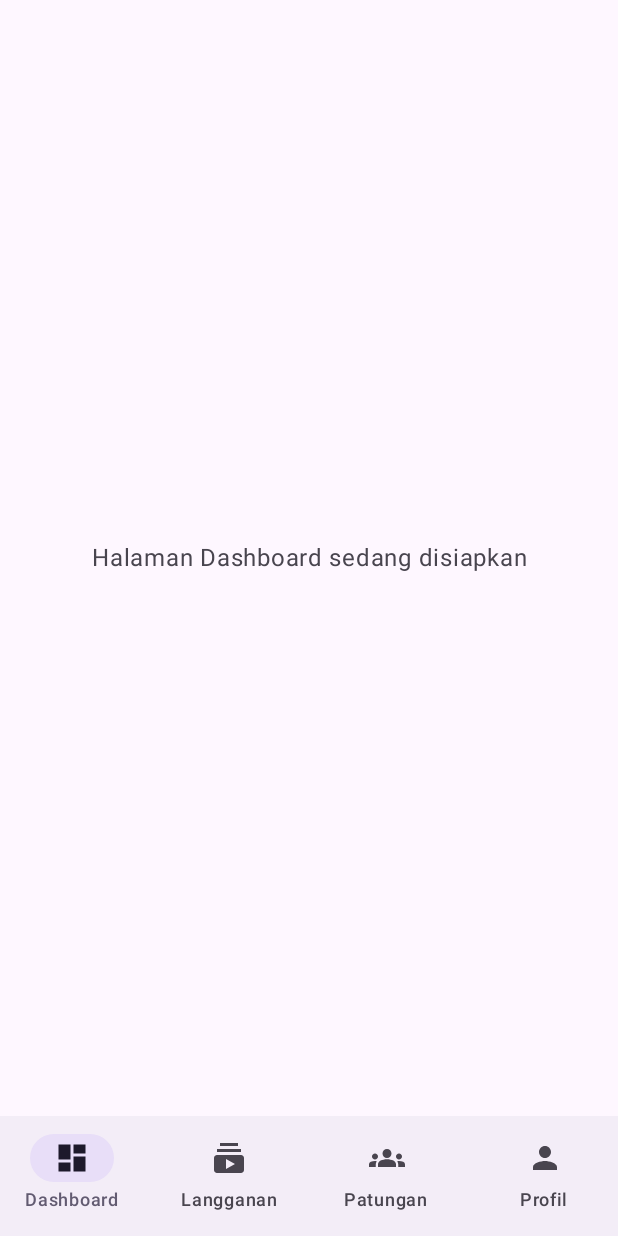
After one commit to PasyaMaulana/0035_SubTrack, an Android app built with Jetpack Compose: the HalamanUtama screen opened through its navigation route, on a phone screen of 412 x 824 dp. The commit adds this screen. Run offline under Robolectric (Android 15) with nearby library versions, the phone set to English and light mode, and no system bars; 3 statements that could not run were skipped.

Commit message:
week3(feat): navigasi aplikasi per role dengan cek sesi otomatis

```diff
--- a/app/src/main/java/com/example/subtrack/MainActivity.kt
+++ b/app/src/main/java/com/example/subtrack/MainActivity.kt
@@ -9,13 +9,8 @@ import androidx.activity.ComponentActivity
 import androidx.activity.compose.setContent
 import androidx.activity.enableEdgeToEdge
 import androidx.activity.result.contract.ActivityResultContracts
-import androidx.compose.runtime.getValue
-import androidx.compose.runtime.mutableStateOf
-import androidx.compose.runtime.saveable.rememberSaveable
-import androidx.compose.runtime.setValue
 import androidx.core.content.ContextCompat
-import com.example.subtrack.view.auth.LoginScreen
-import com.example.subtrack.view.auth.RegisterScreen
+import com.example.subtrack.view.navigation.SubTrackNavGraph
 import com.example.subtrack.view.theme.SubTrackTheme
 
 class MainActivity : ComponentActivity() {
@@ -34,19 +29,7 @@ class MainActivity : ComponentActivity() {
         periksaIzinJaringanLokal()
         setContent {
             SubTrackTheme {
-                // Sementara: pindah login <-> register tanpa NavGraph (navigasi lengkap di langkah 7)
-                var tampilRegister by rememberSaveable { mutableStateOf(false) }
-                if (tampilRegister) {
-                    RegisterScreen(
-                        onRegisterBerhasil = {},
-                        onKeLogin = { tampilRegister = false }
-                    )
-                } else {
-                    LoginScreen(
-                        onLoginBerhasil = {},
-                        onKeRegister = { tampilRegister = true }
-                    )
-                }
+                SubTrackNavGraph()
             }
         }
     }
--- /dev/null
+++ b/app/src/main/java/com/example/subtrack/view/components/LoadingView.kt
@@ -0,0 +1,37 @@
+package com.example.subtrack.view.components
+
+import androidx.compose.foundation.layout.Arrangement
+import androidx.compose.foundation.layout.Column
+import androidx.compose.foundation.layout.fillMaxSize
+import androidx.compose.foundation.layout.size
+import androidx.compose.material3.CircularProgressIndicator
+import androidx.compose.material3.MaterialTheme
+import androidx.compose.material3.Surface
+import androidx.compose.material3.Text
+import androidx.compose.runtime.Composable
+import androidx.compose.ui.Alignment
+import androidx.compose.ui.Modifier
+import androidx.compose.ui.res.dimensionResource
+import androidx.compose.ui.res.stringResource
+import com.example.subtrack.R
+
+// Tampilan memuat di tengah layar
+@Composable
+fun LoadingView(modifier: Modifier = Modifier) {
+    Surface(modifier = modifier.fillMaxSize()) {
+        Column(
+            horizontalAlignment = Alignment.CenterHorizontally,
+            verticalArrangement = Arrangement.spacedBy(
+                dimensionResource(R.dimen.spacing_medium),
+                Alignment.CenterVertically
+            )
+        ) {
+            CircularProgressIndicator(modifier = Modifier.size(dimensionResource(R.dimen.progress_size)))
+            Text(
+                text = stringResource(R.string.msg_memuat),
+                style = MaterialTheme.typography.bodyMedium,
+                color = MaterialTheme.colorScheme.onSurfaceVariant
+            )
+        }
+    }
+}
--- /dev/null
+++ b/app/src/main/java/com/example/subtrack/view/navigation/Destinasi.kt
@@ -0,0 +1,55 @@
+package com.example.subtrack.view.navigation
+
+import androidx.annotation.StringRes
+import androidx.compose.material.icons.Icons
+import androidx.compose.material.icons.filled.Dashboard
+import androidx.compose.material.icons.filled.Groups
+import androidx.compose.material.icons.filled.Person
+import androidx.compose.material.icons.filled.Storefront
+import androidx.compose.material.icons.filled.Subscriptions
+import androidx.compose.ui.graphics.vector.ImageVector
+import com.example.subtrack.R
+import com.example.subtrack.model.dto.Role
+
+// Kontrak setiap destinasi: route (alamat navigasi) dan judul layar
+interface DestinasiNavigasi {
+    val route: String
+    @get:StringRes val titleRes: Int
+}
+
+object DestinasiLogin : DestinasiNavigasi {
+    override val route = "login"
+    override val titleRes = R.string.login_title
+}
+
+object DestinasiRegister : DestinasiNavigasi {
+    override val route = "register"
+    override val titleRes = R.string.register_title
+}
+
+// Halaman utama: wadah NavigationBar bawah beserta tab-tabnya
+object DestinasiUtama : DestinasiNavigasi {
+    override val route = "utama"
+    override val titleRes = R.string.app_name
+}
+
+// Tab di NavigationBar halaman utama
+enum class MenuUtama(
+    override val route: String,
+    @param:StringRes override val titleRes: Int,
+    val ikon: ImageVector
+) : DestinasiNavigasi {
+    DASHBOARD("tab_dashboard", R.string.menu_dashboard, Icons.Filled.Dashboard),
+    KATALOG("tab_katalog", R.string.menu_katalog, Icons.Filled.Storefront),
+    LANGGANAN("tab_langganan", R.string.menu_langganan, Icons.Filled.Subscriptions),
+    GRUP("tab_grup", R.string.menu_grup, Icons.Filled.Groups),
+    PROFIL("tab_profil", R.string.menu_profil, Icons.Filled.Person);
+
+    companion object {
+        // Menu berbeda per role: admin mengelola katalog, user mencatat langganan dan patungan
+        fun untukRole(role: Role): List<MenuUtama> = when (role) {
+            Role.ADMIN -> listOf(DASHBOARD, KATALOG, PROFIL)
+            Role.USER -> listOf(DASHBOARD, LANGGANAN, GRUP, PROFIL)
+        }
+    }
+}
--- /dev/null
+++ b/app/src/main/java/com/example/subtrack/view/navigation/HalamanUtama.kt
@@ -0,0 +1,92 @@
+package com.example.subtrack.view.navigation
+
+import androidx.compose.foundation.layout.Box
+import androidx.compose.foundation.layout.fillMaxSize
+import androidx.compose.foundation.layout.padding
+import androidx.compose.material3.Icon
+import androidx.compose.material3.MaterialTheme
+import androidx.compose.material3.NavigationBar
+import androidx.compose.material3.NavigationBarItem
+import androidx.compose.material3.Scaffold
+import androidx.compose.material3.Text
+import androidx.compose.runtime.Composable
+import androidx.compose.runtime.getValue
+import androidx.compose.ui.Alignment
+import androidx.compose.ui.Modifier
+import androidx.compose.ui.res.dimensionResource
+import androidx.compose.ui.res.stringResource
+import androidx.compose.ui.text.style.TextAlign
+import androidx.navigation.NavDestination.Companion.hierarchy
+import androidx.navigation.NavGraph.Companion.findStartDestination
+import androidx.navigation.compose.NavHost
+import androidx.navigation.compose.composable
+import androidx.navigation.compose.currentBackStackEntryAsState
+import androidx.navigation.compose.rememberNavController
+import com.example.subtrack.R
+import com.example.subtrack.model.dto.Role
+
+// Halaman utama setelah login: Scaffold + NavigationBar bawah, menu sesuai role
+@Composable
+fun HalamanUtama(role: Role, modifier: Modifier = Modifier) {
+    // NavController terpisah khusus perpindahan antar-tab
+    val navControllerTab = rememberNavController()
+    val entryAktif by navControllerTab.currentBackStackEntryAsState()
+    val menu = MenuUtama.untukRole(role)
+
+    Scaffold(
+        bottomBar = {
+            NavigationBar {
+                menu.forEach { item ->
+                    val terpilih = entryAktif?.destination?.hierarchy?.any { it.route == item.route } == true
+                    NavigationBarItem(
+                        selected = terpilih,
+                        onClick = {
+                            navControllerTab.navigate(item.route) {
+                                // Pola standar bottom navigation: back stack tab tidak menumpuk,
+                                // state tiap tab disimpan dan dipulihkan
+                                popUpTo(navControllerTab.graph.findStartDestination().id) {
+                                    saveState = true
+                                }
+                                launchSingleTop = true
+                                restoreState = true
+                            }
+                        },
+                        icon = { Icon(item.ikon, contentDescription = null) },
+                        label = { Text(stringResource(item.titleRes)) }
+                    )
+                }
+            }
+        },
+        modifier = modifier.fillMaxSize()
+    ) { innerPadding ->
+        NavHost(
+            navController = navControllerTab,
+            startDestination = MenuUtama.DASHBOARD.route,
+            modifier = Modifier.padding(innerPadding)
+        ) {
+            menu.forEach { item ->
+                composable(item.route) {
+                    // Sementara: isi tab berupa placeholder, diganti layar fitur di langkah berikutnya
+                    PlaceholderTab(judul = stringResource(item.titleRes))
+                }
+            }
+        }
+    }
+}
+
+@Composable
+private fun PlaceholderTab(judul: String, modifier: Modifier = Modifier) {
+    Box(
+        contentAlignment = Alignment.Center,
+        modifier = modifier
+            .fillMaxSize()
+            .padding(dimensionResource(R.dimen.padding_large))
+    ) {
+        Text(
+            text = stringResource(R.string.msg_segera_hadir, judul),
+            style = MaterialTheme.typography.bodyLarge,
+            color = MaterialTheme.colorScheme.onSurfaceVariant,
+            textAlign = TextAlign.Center
+        )
+    }
+}
--- /dev/null
+++ b/app/src/main/java/com/example/subtrack/view/navigation/NavGraph.kt
@@ -0,0 +1,84 @@
+package com.example.subtrack.view.navigation
+
+import androidx.compose.runtime.Composable
+import androidx.compose.runtime.LaunchedEffect
+import androidx.compose.runtime.getValue
+import androidx.compose.runtime.saveable.rememberSaveable
+import androidx.compose.ui.Modifier
+import androidx.lifecycle.compose.collectAsStateWithLifecycle
+import androidx.lifecycle.viewmodel.compose.viewModel
+import androidx.navigation.NavHostController
+import androidx.navigation.compose.NavHost
+import androidx.navigation.compose.composable
+import androidx.navigation.compose.rememberNavController
+import com.example.subtrack.model.dto.Role
+import com.example.subtrack.view.auth.LoginScreen
+import com.example.subtrack.view.auth.RegisterScreen
+import com.example.subtrack.view.components.LoadingView
+import com.example.subtrack.viewmodel.AppViewModelProvider
+import com.example.subtrack.viewmodel.auth.SesiViewModel
+import com.example.subtrack.viewmodel.auth.StatusSesi
+
+// Grafik navigasi utama aplikasi
+@Composable
+fun SubTrackNavGraph(
+    modifier: Modifier = Modifier,
+    navController: NavHostController = rememberNavController(),
+    sesiViewModel: SesiViewModel = viewModel(factory = AppViewModelProvider.Factory)
+) {
+    val status by sesiViewModel.status.collectAsStateWithLifecycle()
+
+    // Tunggu sesi selesai dibaca dari DataStore sebelum menentukan layar awal
+    if (status is StatusSesi.Memuat) {
+        LoadingView(modifier = modifier)
+        return
+    }
+
+    // Layar awal ditentukan sekali saat aplikasi dibuka: ada sesi -> halaman utama, tidak ada -> login
+    val ruteAwal = rememberSaveable {
+        if (status is StatusSesi.SudahLogin) DestinasiUtama.route else DestinasiLogin.route
+    }
+
+    // Sesi terhapus (logout atau refresh token gagal) -> kembali ke login, back stack dikosongkan
+    LaunchedEffect(status) {
+        if (status !is StatusSesi.BelumLogin) return@LaunchedEffect
+        val ruteSekarang = navController.currentDestination?.route
+        if (ruteSekarang != DestinasiLogin.route && ruteSekarang != DestinasiRegister.route) {
+            navController.navigate(DestinasiLogin.route) {
+                popUpTo(navController.graph.id) { inclusive = true }
+            }
+        }
+    }
+
+    NavHost(
+        navController = navController,
+        startDestination = ruteAwal,
+        modifier = modifier
+    ) {
+        composable(DestinasiLogin.route) {
+            LoginScreen(
+                onLoginBerhasil = { navController.keHalamanUtama() },
+                onKeRegister = { navController.navigate(DestinasiRegister.route) }
+            )
+        }
+        composable(DestinasiRegister.route) {
+            RegisterScreen(
+                onRegisterBerhasil = { navController.keHalamanUtama() },
+                // Register selalu dibuka dari login, jadi cukup kembali ke layar sebelumnya
+                onKeLogin = { navController.popBackStack() }
+            )
+        }
+        composable(DestinasiUtama.route) {
+            val role = (status as? StatusSesi.SudahLogin)?.role ?: Role.USER
+            HalamanUtama(role = role)
+        }
+    }
+}
+
+// Pindah ke halaman utama dan hapus login (serta register) dari back stack,
+// supaya tombol kembali tidak membuka layar login lagi
+private fun NavHostController.keHalamanUtama() {
+    navigate(DestinasiUtama.route) {
+        popUpTo(DestinasiLogin.route) { inclusive = true }
+    }
+}
--- a/app/src/main/java/com/example/subtrack/viewmodel/AppViewModelProvider.kt
+++ b/app/src/main/java/com/example/subtrack/viewmodel/AppViewModelProvider.kt
@@ -7,12 +7,14 @@ import androidx.lifecycle.viewmodel.viewModelFactory
 import com.example.subtrack.SubTrackApplication
 import com.example.subtrack.viewmodel.auth.LoginViewModel
 import com.example.subtrack.viewmodel.auth.RegisterViewModel
+import com.example.subtrack.viewmodel.auth.SesiViewModel
 
 // Factory semua ViewModel. Dipakai di layar: viewModel(factory = AppViewModelProvider.Factory)
 object AppViewModelProvider {
     val Factory = viewModelFactory {
         initializer { LoginViewModel(subTrackApplication().container.authRepository) }
         initializer { RegisterViewModel(subTrackApplication().container.authRepository) }
+        initializer { SesiViewModel(subTrackApplication().container.authRepository) }
     }
 }
 
--- /dev/null
+++ b/app/src/main/java/com/example/subtrack/viewmodel/auth/SesiViewModel.kt
@@ -0,0 +1,37 @@
+package com.example.subtrack.viewmodel.auth
+
+import androidx.lifecycle.ViewModel
+import androidx.lifecycle.viewModelScope
+import com.example.subtrack.model.dto.Role
+import com.example.subtrack.model.repository.AuthRepository
+import kotlinx.coroutines.flow.SharingStarted
+import kotlinx.coroutines.flow.StateFlow
+import kotlinx.coroutines.flow.map
+import kotlinx.coroutines.flow.stateIn
+
+// Status sesi yang dipakai NavGraph untuk menentukan layar
+sealed interface StatusSesi {
+    // Sesi masih dibaca dari DataStore (saat aplikasi baru dibuka)
+    data object Memuat : StatusSesi
+
+    // Tidak ada sesi: belum login, logout, atau refresh token gagal
+    data object BelumLogin : StatusSesi
+
+    data class SudahLogin(val role: Role, val nama: String) : StatusSesi
+}
+
+// Mengamati sesi dari AuthRepository. Setiap perubahan sesi (login, logout,
+// sesi dihapus TokenAuthenticator) langsung terlihat di sini.
+class SesiViewModel(authRepository: AuthRepository) : ViewModel() {
+
+    val status: StateFlow<StatusSesi> = authRepository.sesi
+        .map { sesi ->
+            if (sesi == null) StatusSesi.BelumLogin
+            else StatusSesi.SudahLogin(role = sesi.role, nama = sesi.nama)
+        }
+        .stateIn(
+            scope = viewModelScope,
+            started = SharingStarted.Eagerly,
+            initialValue = StatusSesi.Memuat
+        )
+}
--- a/app/src/main/res/values/strings.xml
+++ b/app/src/main/res/values/strings.xml
@@ -146,6 +146,7 @@
     <!-- Pesan loading, error, dan kosong -->
     <string name="msg_memuat">Memuat data…</string>
     <string name="msg_menyimpan">Menyimpan…</string>
+    <string name="msg_segera_hadir">Halaman %1$s sedang disiapkan</string>
     <string name="msg_berhasil_disimpan">Data berhasil disimpan</string>
     <string name="msg_berhasil_dihapus">Data berhasil dihapus</string>
     <string name="msg_berhasil_keluar">Berhasil keluar</string>
```
